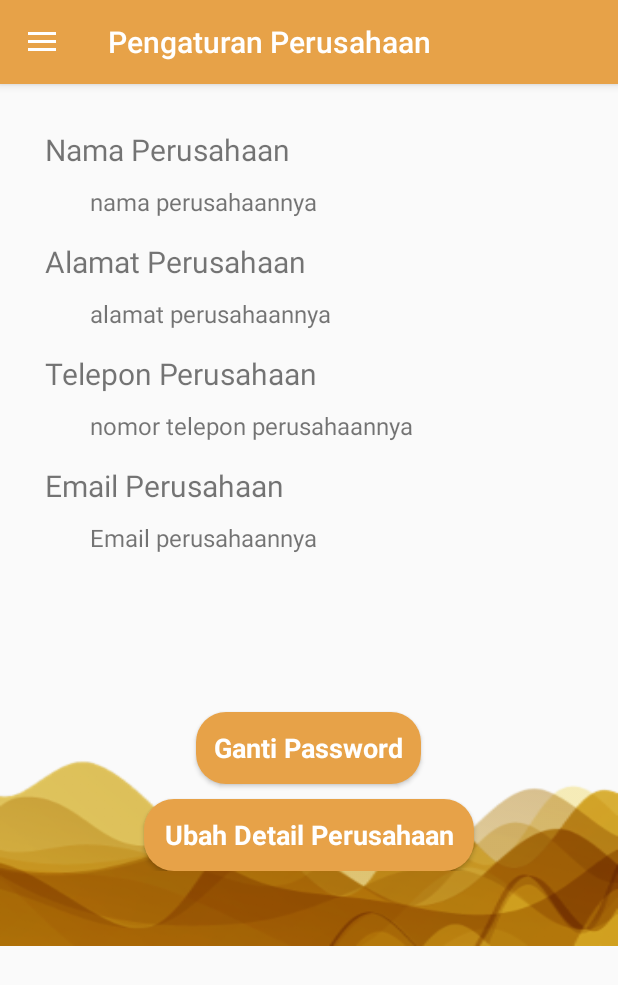
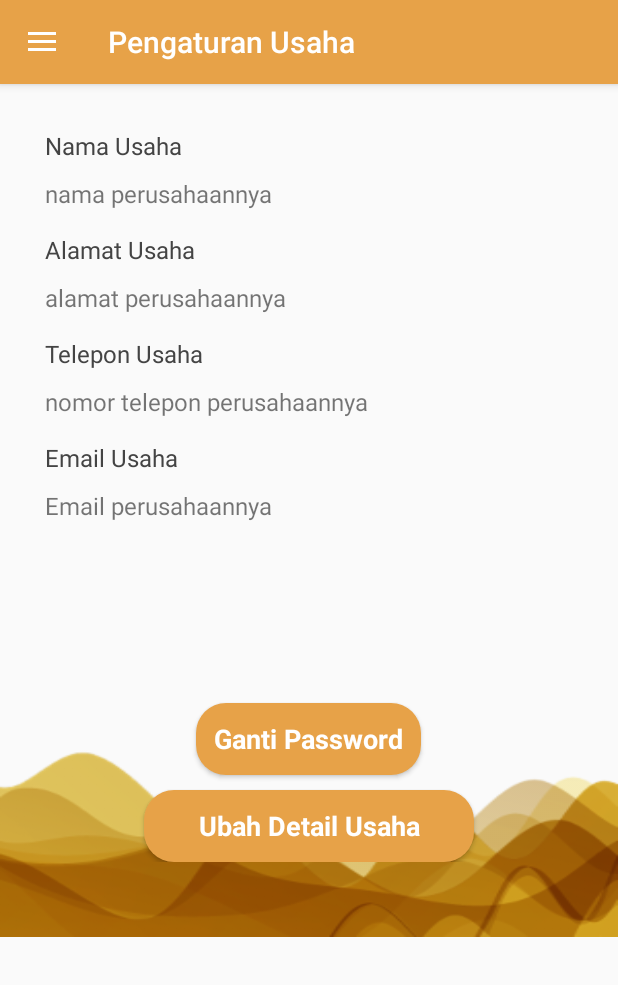
Before and after one commit to ardiarahma/SIKBumdes, an Android app: the fragment UserFragment placed in its activity, on a phone screen of 412 x 824 dp. Shown: the top 985 px of the screen. Run offline under Robolectric (Android 15) with nearby library versions, the phone set to English and light mode, and no system bars; libraries missing offline, so code that uses them is left out: cn.pedant.

Commit message:
21 - all improvements

```diff
--- a/app/src/main/AndroidManifest.xml
+++ b/app/src/main/AndroidManifest.xml
@@ -1,6 +1,9 @@
 <?xml version="1.0" encoding="utf-8"?>
 <manifest xmlns:android="http://schemas.android.com/apk/res/android"
     package="com.ardiarahma.sik_bumdesa">
+
+    <uses-permission android:name="android.permission.INTERNET"/>
+    <uses-permission android:name="android.permission.ACCESS_NETWORK_STATE"/>
 
     <application
         android:allowBackup="true"
--- a/app/src/main/java/com/ardiarahma/sik_bumdesa/activities/navigation_drawer/UserFragment.java
+++ b/app/src/main/java/com/ardiarahma/sik_bumdesa/activities/navigation_drawer/UserFragment.java
@@ -16,6 +16,7 @@ import android.widget.EditText;
 import android.widget.TextView;
 
 import com.ardiarahma.sik_bumdesa.R;
+import com.ardiarahma.sik_bumdesa.activities.dashboard.JurnalActivity;
 
 import cn.pedant.SweetAlert.SweetAlertDialog;
 
@@ -39,7 +40,7 @@ public class UserFragment extends Fragment {
     @Override
     public void onViewCreated(View view, @android.support.annotation.Nullable Bundle savedInstanceState) {
         super.onViewCreated(view, savedInstanceState);
-        getActivity().setTitle("Pengaturan Perusahaan");
+        getActivity().setTitle("Pengaturan Usaha");
     }
 
     @Override
@@ -134,9 +135,10 @@ public class UserFragment extends Fragment {
             @Override
             public void onClick(SweetAlertDialog sweetAlertDialog) {
                 SweetAlertDialog sweet_dialog = new SweetAlertDialog(getContext(), SweetAlertDialog.SUCCESS_TYPE);
-                sweet_dialog.setTitleText("Detail Perusahaan berhasil diubah");
+                sweet_dialog.setTitleText("Detail usaha berhasil diubah");
+                sweet_dialog.show();
                 dialog.dismiss();
-                sweet_dialog.show();
+                vDialog.dismissWithAnimation();
 //                if (!validateName() || !validationAdrress() || !validatePhone() || !validateEmail()){
 //                    //ini nanti ada manggil helper buat nyimpen datanya
 //                    SweetAlertDialog sweet_dialog = new SweetAlertDialog(getContext(), SweetAlertDialog.SUCCESS_TYPE);
@@ -147,6 +149,14 @@ public class UserFragment extends Fragment {
 //                }else {
 //                    dialog.show();
 //                }
+            }
+        });
+
+        vDialog.setCancelButton("Belum", new SweetAlertDialog.OnSweetClickListener() {
+            @Override
+            public void onClick(SweetAlertDialog sweetAlertDialog) {
+                vDialog.dismissWithAnimation();
+                dialog.show();
             }
         }).show();
     }
@@ -162,6 +172,7 @@ public class UserFragment extends Fragment {
                 sweet_dialog.setTitleText("Password berhasil diubah");
                 sweet_dialog.show();
                 dialog.dismiss();
+                vDialog.dismissWithAnimation();
 //                if (!validateOldPassword() || !validateNewPassword()){
 //                    //ini nanti ada manggil helper buat nyimpen datanya
 //                    SweetAlertDialog sweet_dialog = new SweetAlertDialog(getContext(), SweetAlertDialog.SUCCESS_TYPE);
@@ -171,6 +182,13 @@ public class UserFragment extends Fragment {
 //                }else {
 //                    dialog.show();
 //                }
+            }
+        });
+        vDialog.setCancelButton("Tidak", new SweetAlertDialog.OnSweetClickListener() {
+            @Override
+            public void onClick(SweetAlertDialog sweetAlertDialog) {
+                vDialog.dismissWithAnimation();
+                dialog.show();
             }
         }).show();
     }
--- a/app/src/main/res/layout/add_balance.xml
+++ b/app/src/main/res/layout/add_balance.xml
@@ -81,7 +81,8 @@
             android:layout_height="wrap_content"
             android:layout_marginBottom="15dp"
             android:hint="Jumlah"
-            android:textSize="16dp" />
+            android:textSize="16dp"
+            android:inputType="number"/>
 
         <LinearLayout
             android:layout_width="match_parent"
--- a/app/src/main/res/layout/add_jurnal.xml
+++ b/app/src/main/res/layout/add_jurnal.xml
@@ -112,7 +112,8 @@
             android:layout_height="wrap_content"
             android:layout_marginBottom="10dp"
             android:hint="Jumlah"
-            android:textSize="16dp" />
+            android:textSize="16dp"
+            android:inputType="number"/>
 
         <EditText
             android:id="@+id/tv_kwitansi"
--- a/app/src/main/res/layout/fragment_user.xml
+++ b/app/src/main/res/layout/fragment_user.xml
@@ -28,8 +28,9 @@
             <TextView
                 android:layout_width="match_parent"
                 android:layout_height="wrap_content"
-                android:text="Nama Perusahaan"
-                android:textSize="20dp" />
+                android:text="Nama Usaha"
+                android:textSize="16dp"
+                android:textColor="@color/three"/>
 
             <TextView
                 android:id="@+id/company_name"
@@ -37,15 +38,15 @@
                 android:layout_height="wrap_content"
                 android:layout_marginBottom="15dp"
                 android:layout_marginTop="10dp"
-                android:paddingLeft="30dp"
                 android:text="nama perusahaannya"
                 android:textSize="16dp" />
 
             <TextView
                 android:layout_width="match_parent"
                 android:layout_height="wrap_content"
-                android:text="Alamat Perusahaan"
-                android:textSize="20dp" />
+                android:text="Alamat Usaha"
+                android:textSize="16dp"
+                android:textColor="@color/three"/>
 
             <TextView
                 android:id="@+id/company_addr"
@@ -53,15 +54,15 @@
                 android:layout_height="wrap_content"
                 android:layout_marginBottom="15dp"
                 android:layout_marginTop="10dp"
-                android:paddingLeft="30dp"
                 android:text="alamat perusahaannya"
                 android:textSize="16dp" />
 
             <TextView
                 android:layout_width="match_parent"
                 android:layout_height="wrap_content"
-                android:text="Telepon Perusahaan"
-                android:textSize="20dp" />
+                android:text="Telepon Usaha"
+                android:textSize="16dp"
+                android:textColor="@color/three"/>
 
             <TextView
                 android:id="@+id/company_phone"
@@ -69,15 +70,15 @@
                 android:layout_height="wrap_content"
                 android:layout_marginBottom="15dp"
                 android:layout_marginTop="10dp"
-                android:paddingLeft="30dp"
                 android:text="nomor telepon perusahaannya"
                 android:textSize="16dp" />
 
             <TextView
                 android:layout_width="match_parent"
                 android:layout_height="wrap_content"
-                android:text="Email Perusahaan"
-                android:textSize="20dp" />
+                android:text="Email Usaha"
+                android:textSize="16dp"
+                android:textColor="@color/three"/>
 
             <TextView
                 android:id="@+id/company_email"
@@ -85,7 +86,6 @@
                 android:layout_height="wrap_content"
                 android:layout_marginBottom="15dp"
                 android:layout_marginTop="10dp"
-                android:paddingLeft="30dp"
                 android:text="Email perusahaannya"
                 android:textSize="16dp" />
 
@@ -95,7 +95,8 @@
             android:layout_width="match_parent"
             android:layout_height="match_parent"
             android:gravity="center"
-            android:layout_margin="50dp"
+            android:layout_marginBottom="50dp"
+            android:layout_marginTop="65dp"
             android:orientation="vertical">
 
             <Button
@@ -116,7 +117,7 @@
                 android:layout_height="wrap_content"
                 android:layout_marginTop="10dp"
                 android:background="@drawable/default_button"
-                android:text="Ubah Detail Perusahaan"
+                android:text="Ubah Detail Usaha"
                 android:textAllCaps="false"
                 android:textAppearance="@style/TextAppearance.AppCompat.Medium"
                 android:textColor="#ffffff"
```
Also changed, not shown: app/src/main/java/com/ardiarahma/sik_bumdesa/activities/RegistrationActivity.java (+31 -3 lines), app/src/main/java/com/ardiarahma/sik_bumdesa/activities/dashboard/JurnalActivity.java (+10 -3 lines), app/src/main/java/com/ardiarahma/sik_bumdesa/activities/navigation_drawer/AccountDataFragment.java (added, +30 -0 lines), app/src/main/java/com/ardiarahma/sik_bumdesa/activities/navigation_drawer/AccountFragment.java (+11 -2 lines), app/src/main/java/com/ardiarahma/sik_bumdesa/activities/navigation_drawer/BalanceFragment.java (+50 -16 lines), app/src/main/java/com/ardiarahma/sik_bumdesa/database/ApiService.java (added, +8 -0 lines), app/src/main/java/com/ardiarahma/sik_bumdesa/database/DatabaseHelper.java (+50 -39 lines), app/src/main/res/layout/fragment_account_data.xml (added, +66 -0 lines), app/src/main/res/layout/fragment_balance.xml (+20 -11 lines), app/src/main/res/layout/user_change_profile.xml (+4 -4 lines).
